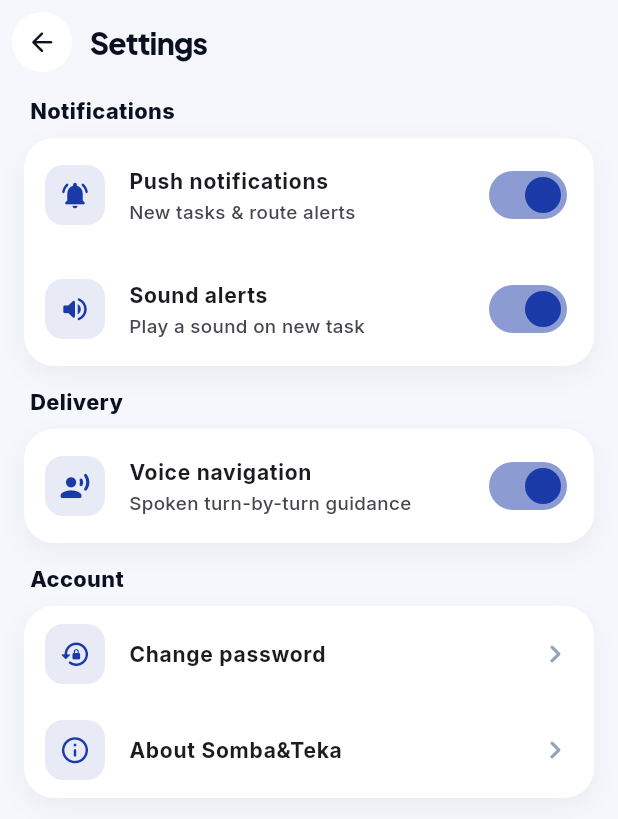
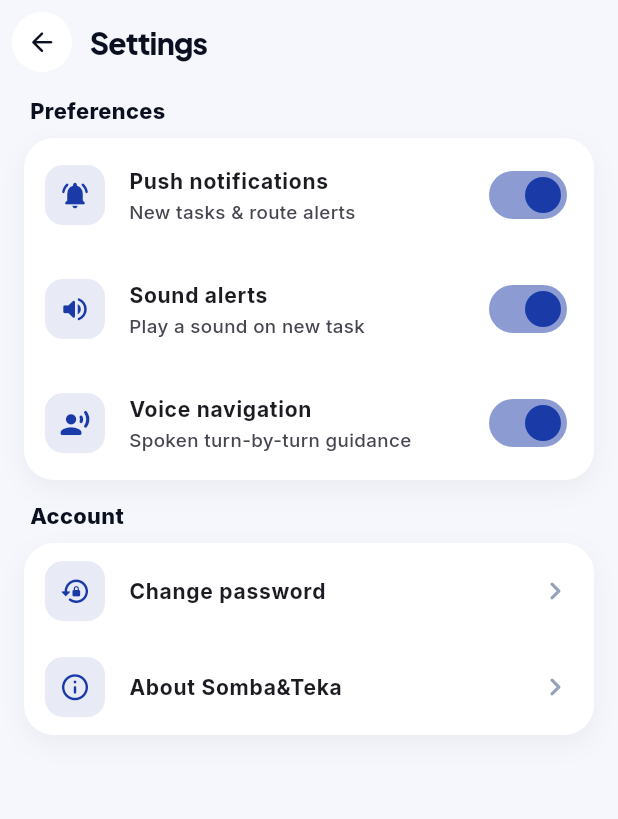
Before and after one commit to WaseemMirzaa/somba-apps, a Flutter app: the RiderSettingsScreen screen opened directly, on a phone screen of 412 x 824 dp. Shown: the top 819 px of the screen. Run offline on Flutter 3.47's test engine with Material 3 defaults, Android fonts, the phone set to English and light mode, and no system bars; our stand-ins replace shared_preferences; accounts and stored records are empty.

Commit message:
Center-align login/signup; tidy rider settings after auto-accept removal
- Vertically center the content on the auth entry screens: rider login,
  and customer login + register (signup) — balanced layout, no top-heavy
  empty space.
- Rider settings: merge the now-single 'Delivery' toggle into a 'Preferences'
  group (Push, Sound, Voice navigation) so there's no lonely one-item section
  left after removing Auto-accept.
- Regenerate affected screenshots (rider login/settings + contact sheets;
  customer login/register + auth contact sheet) and both live flow videos
  (with the centered login).

Co-Authored-By: Claude Opus 4.8 <noreply@anthropic.com>
Claude-Session: https://claude.ai/code/session_01WULNhyKuKz82d48qJ3JnqT

```diff
--- a/mobile/lib/screens/more/auth_screens.dart
+++ b/mobile/lib/screens/more/auth_screens.dart
@@ -217,6 +217,7 @@ class _LoginScreenState extends State<LoginScreen> {
     return _AuthPage(
       title: tr(context, 'Welcome back'),
       subtitle: tr(context, 'Sign in to continue shopping on Somba&Teka'),
+      centered: true,
       form: Column(children: [
         _GlassField(label: tr(context, 'Email'), hint: 'marie@email.com', icon: Icons.mail_outline_rounded, controller: _email, keyboard: TextInputType.emailAddress, error: _emailErr),
         const SizedBox(height: 14),
@@ -364,6 +365,7 @@ class _RegisterScreenState extends State<RegisterScreen> {
       title: tr(context, 'Create account'),
       subtitle: tr(context, 'Join Somba&Teka in under a minute'),
       showBack: true,
+      centered: true,
       form: Column(children: [
         // Optional profile picture.
         Center(
--- a/rider-app/lib/l10n/fr_map.dart
+++ b/rider-app/lib/l10n/fr_map.dart
@@ -15,6 +15,7 @@ const Map<String, String> kFr = {
   'All': 'Tout',
   'Other': 'Autre',
   'General': 'Général',
+  'Preferences': 'Préférences',
   'Yesterday': 'Hier',
   'You': 'Vous',
   'Active': 'Actif',
--- a/rider-app/lib/screens/more/rider_auth.dart
+++ b/rider-app/lib/screens/more/rider_auth.dart
@@ -94,6 +94,7 @@ class _RiderLoginScreenState extends State<RiderLoginScreen> {
     return RiderAuthPage(
       title: tr(context, 'Welcome back'),
       subtitle: tr(context, 'Sign in to start your shift'),
+      centered: true,
       form: Column(children: [
         RiderField(label: tr(context, 'Rider ID'), hint: 'RDR-001', icon: Icons.badge_outlined, controller: _id),
         const SizedBox(height: 16),
--- a/rider-app/lib/screens/more/rider_more3.dart
+++ b/rider-app/lib/screens/more/rider_more3.dart
@@ -21,12 +21,9 @@ class _RiderSettingsScreenState extends State<RiderSettingsScreen> {
     return Scaffold(
       appBar: backAppBar(context, tr(context, 'Settings')),
       body: ListView(padding: const EdgeInsets.fromLTRB(16, 8, 16, 24), children: [
-        _group(tr(context, 'Notifications'), [
+        _group(tr(context, 'Preferences'), [
           _toggle(Icons.notifications_active_rounded, tr(context, 'Push notifications'), tr(context, 'New tasks & route alerts'), _push, (v) => setState(() => _push = v)),
           _toggle(Icons.volume_up_rounded, tr(context, 'Sound alerts'), tr(context, 'Play a sound on new task'), _sound, (v) => setState(() => _sound = v)),
-        ]),
-        const SizedBox(height: 14),
-        _group(tr(context, 'Delivery'), [
           _toggle(Icons.record_voice_over_rounded, tr(context, 'Voice navigation'), tr(context, 'Spoken turn-by-turn guidance'), _navVoice, (v) => setState(() => _navVoice = v)),
         ]),
         const SizedBox(height: 14),
```
Also changed, not shown: 13 other files.
